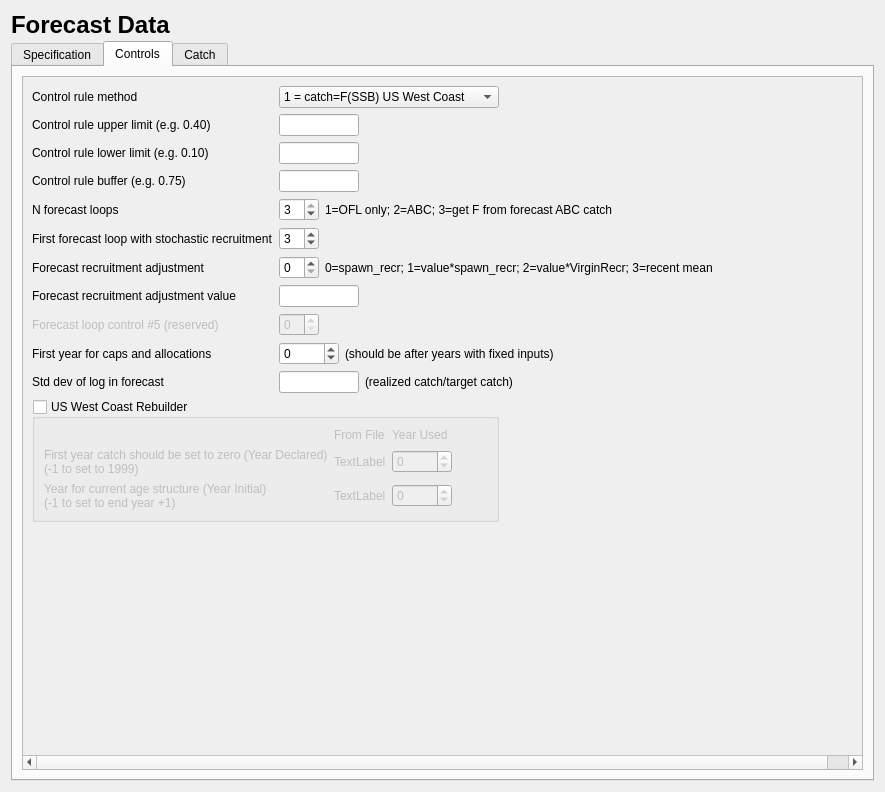
This is src/forecast_widget.ui in nmfs-ost/ss3-ssi as Qt 5 draws it before an edit. The edited form follows.
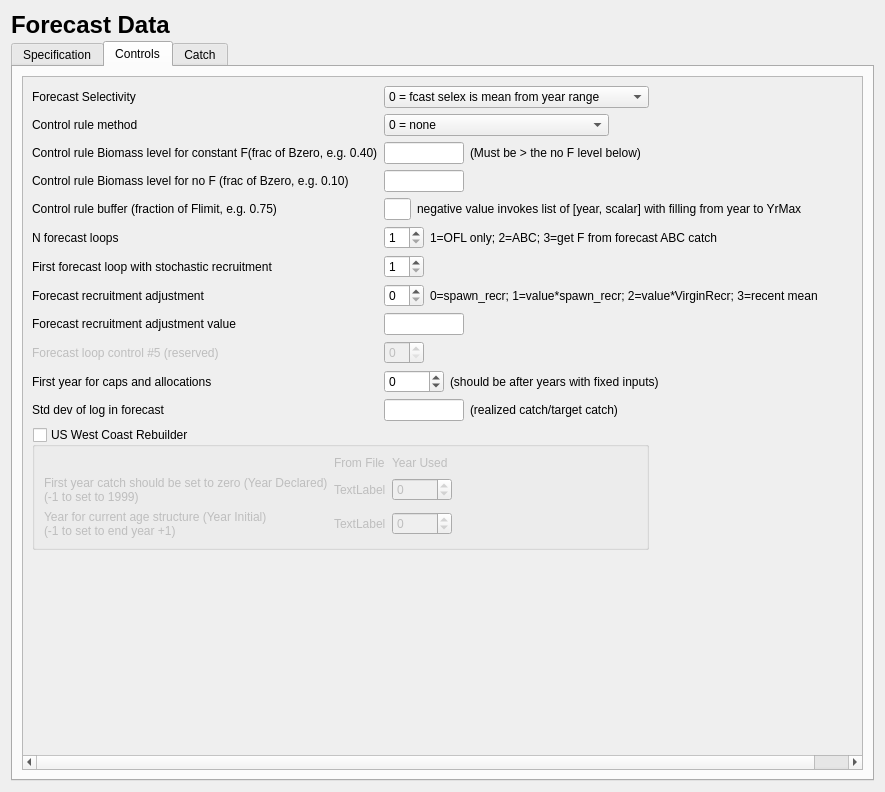
This is the edited form. The open tabs and pages were chosen to show the change. Icons and pictures are not drawn.

```diff
--- a/src/forecast_widget.ui
+++ b/src/forecast_widget.ui
@@ -1290,41 +1290,101 @@
            <rect>
             <x>0</x>
             <y>0</y>
-            <width>1119</width>
-            <height>612</height>
+            <width>1051</width>
+            <height>639</height>
            </rect>
           </property>
           <layout class="QVBoxLayout" name="verticalLayout_3">
            <item>
             <layout class="QGridLayout" name="gridLayout_controls">
-             <item row="6" column="2" colspan="5">
-              <widget class="QLabel" name="label_4">
+             <item row="10" column="0">
+              <widget class="QLabel" name="label_first_caps_yr">
                <property name="text">
-                <string>0=spawn_recr; 1=value*spawn_recr; 2=value*VirginRecr; 3=recent mean</string>
+                <string>First year for caps and allocations</string>
                </property>
               </widget>
              </item>
-             <item row="7" column="0">
+             <item row="5" column="1">
+              <widget class="QSpinBox" name="spinBox_num_forecast_loops">
+               <property name="maximumSize">
+                <size>
+                 <width>40</width>
+                 <height>16777215</height>
+                </size>
+               </property>
+               <property name="minimum">
+                <number>1</number>
+               </property>
+               <property name="maximum">
+                <number>3</number>
+               </property>
+               <property name="value">
+                <number>1</number>
+               </property>
+              </widget>
+             </item>
+             <item row="8" column="0">
               <widget class="QLabel" name="label_fcast_recr_adj_value">
                <property name="text">
                 <string>Forecast recruitment adjustment value</string>
                </property>
               </widget>
              </item>
-             <item row="7" column="1" colspan="4">
-              <layout class="QHBoxLayout" name="horizontalLayout_fcast_recr_adj_value">
+             <item row="9" column="0">
+              <widget class="QLabel" name="label_fcast_loops_5">
+               <property name="enabled">
+                <bool>false</bool>
+               </property>
+               <property name="text">
+                <string>Forecast loop control #5 (reserved)</string>
+               </property>
+              </widget>
+             </item>
+             <item row="1" column="1" colspan="4">
+              <layout class="QHBoxLayout" name="horizontalLayout">
                <item>
-                <widget class="QLineEdit" name="lineEdit_fcast_recr_adj_value">
-                 <property name="maximumSize">
+                <widget class="QComboBox" name="comboBox_control_rule">
+                 <property name="sizePolicy">
+                  <sizepolicy hsizetype="Preferred" vsizetype="Fixed">
+                   <horstretch>1</horstretch>
+                   <verstretch>1</verstretch>
+                  </sizepolicy>
+                 </property>
+                 <property name="minimumSize">
                   <size>
-                   <width>80</width>
-                   <height>16777215</height>
+                   <width>220</width>
+                   <height>22</height>
                   </size>
                  </property>
+                 <item>
+                  <property name="text">
+                   <string>0 = none</string>
+                  </property>
+                 </item>
+                 <item>
+                  <property name="text">
+                   <string>1 = catch=f(SSB), buffer on F</string>
+                  </property>
+                 </item>
+                 <item>
+                  <property name="text">
+                   <string>2 = F=f(SSB), buffer of F</string>
+                  </property>
+                 </item>
+                 <item>
+                  <property name="text">
+                   <string>3 = catch=f(SSB), buffer on catch</string>
+                  </property>
+                 </item>
+                 <item>
+                  <property name="text">
+                   <string>4 = F=f(SSB), buffer on catch</string>
+                  </property>
+                 </item>
                 </widget>
                </item>
                <item>
-                <spacer name="horizontalSpacer__fcast_recr_adj_value">
+                <spacer name="horizontalSpacer_11">
                  <property name="orientation">
                   <enum>Qt::Horizontal</enum>
                  </property>
@@ -1338,7 +1398,28 @@
                </item>
               </layout>
              </item>
-             <item row="9" column="1" colspan="5">
+             <item row="2" column="0">
+              <widget class="QLabel" name="label_ctl_rule_const_F">
+               <property name="text">
+                <string>Control rule Biomass level for constant F(frac of Bzero, e.g. 0.40)</string>
+               </property>
+              </widget>
+             </item>
+             <item row="7" column="2" colspan="5">
+              <widget class="QLabel" name="label_fcast_recr_adjust_info">
+               <property name="text">
+                <string>0=spawn_recr; 1=value*spawn_recr; 2=value*VirginRecr; 3=recent mean</string>
+               </property>
+              </widget>
+             </item>
+             <item row="11" column="0">
+              <widget class="QLabel" name="label_log_sd">
+               <property name="text">
+                <string>Std dev of log in forecast</string>
+               </property>
+              </widget>
+             </item>
+             <item row="10" column="1" colspan="5">
               <layout class="QHBoxLayout" name="horizontalLayout_6">
                <item>
                 <widget class="QSpinBox" name="spinBox_first_caps_yr">
@@ -1384,14 +1465,7 @@
                </item>
               </layout>
              </item>
-             <item row="4" column="2" colspan="5">
-              <widget class="QLabel" name="label_5">
-               <property name="text">
-                <string>1=OFL only; 2=ABC; 3=get F from forecast ABC catch</string>
-               </property>
-              </widget>
-             </item>
-             <item row="6" column="1">
+             <item row="7" column="1">
               <widget class="QSpinBox" name="spinBox_fcast_recr_adjust">
                <property name="enabled">
                 <bool>true</bool>
@@ -1407,7 +1481,36 @@
                </property>
               </widget>
              </item>
-             <item row="5" column="1">
+             <item row="1" column="6">
+              <spacer name="horizontalSpacer_5">
+               <property name="orientation">
+                <enum>Qt::Horizontal</enum>
+               </property>
+               <property name="sizeHint" stdset="0">
+                <size>
+                 <width>40</width>
+                 <height>20</height>
+                </size>
+               </property>
+              </spacer>
+             </item>
+             <item row="9" column="1">
+              <widget class="QSpinBox" name="spinBox_fcast_loops_5">
+               <property name="enabled">
+                <bool>false</bool>
+               </property>
+               <property name="maximumSize">
+                <size>
+                 <width>40</width>
+                 <height>16777215</height>
+                </size>
+               </property>
+               <property name="maximum">
+                <number>9</number>
+               </property>
+              </widget>
+             </item>
+             <item row="6" column="1">
               <widget class="QSpinBox" name="spinBox_first_loop">
                <property name="maximumSize">
                 <size>
@@ -1422,65 +1525,19 @@
                 <number>9</number>
                </property>
                <property name="value">
-                <number>3</number>
-               </property>
-              </widget>
-             </item>
-             <item row="4" column="1">
-              <widget class="QSpinBox" name="spinBox_num_forecast_loops">
-               <property name="maximumSize">
-                <size>
-                 <width>40</width>
-                 <height>16777215</height>
-                </size>
-               </property>
-               <property name="minimum">
                 <number>1</number>
                </property>
-               <property name="maximum">
-                <number>3</number>
-               </property>
-               <property name="value">
-                <number>3</number>
-               </property>
               </widget>
              </item>
-             <item row="0" column="0">
-              <widget class="QLabel" name="label_control_rule">
-               <property name="minimumSize">
-                <size>
-                 <width>0</width>
-                 <height>22</height>
-                </size>
-               </property>
+             <item row="5" column="2" colspan="5">
+              <widget class="QLabel" name="label_num_forecast_loops_info">
                <property name="text">
-                <string>Control rule method</string>
-               </property>
-              </widget>
-             </item>
-             <item row="1" column="0">
-              <widget class="QLabel" name="label_ctl_rule_const_F">
-               <property name="text">
-                <string>Control rule upper limit (e.g. 0.40)</string>
-               </property>
-              </widget>
-             </item>
-             <item row="2" column="0">
-              <widget class="QLabel" name="label_ctl_rule_no_F">
-               <property name="text">
-                <string>Control rule lower limit (e.g. 0.10)</string>
-               </property>
-              </widget>
-             </item>
-             <item row="9" column="0">
-              <widget class="QLabel" name="label_first_caps_yr">
-               <property name="text">
-                <string>First year for caps and allocations</string>
+                <string>1=OFL only; 2=ABC; 3=get F from forecast ABC catch</string>
                </property>
               </widget>
              </item>
              <item row="4" column="0">
-              <widget class="QLabel" name="label_num_forecast_loops">
+              <widget class="QLabel" name="label_ctl_tgt_as_fraction">
                <property name="minimumSize">
                 <size>
                  <width>0</width>
@@ -1488,31 +1545,11 @@
                 </size>
                </property>
                <property name="text">
-                <string>N forecast loops</string>
+                <string>Control rule buffer (fraction of Flimit, e.g. 0.75)</string>
                </property>
               </widget>
              </item>
-             <item row="5" column="0">
-              <widget class="QLabel" name="label_first_loop">
-               <property name="minimumSize">
-                <size>
-                 <width>0</width>
-                 <height>22</height>
-                </size>
-               </property>
-               <property name="text">
-                <string>First forecast loop with stochastic recruitment</string>
-               </property>
-              </widget>
-             </item>
-             <item row="10" column="0">
-              <widget class="QLabel" name="label_log_sd">
-               <property name="text">
-                <string>Std dev of log in forecast</string>
-               </property>
-              </widget>
-             </item>
-             <item row="6" column="0">
+             <item row="7" column="0">
               <widget class="QLabel" name="label_fcast_recr_adjust">
                <property name="enabled">
                 <bool>true</bool>
@@ -1528,102 +1565,7 @@
                </property>
               </widget>
              </item>
-             <item row="3" column="0">
-              <widget class="QLabel" name="label_ctl_tgt_as_fraction">
-               <property name="minimumSize">
-                <size>
-                 <width>0</width>
-                 <height>22</height>
-                </size>
-               </property>
-               <property name="text">
-                <string>Control rule buffer (e.g. 0.75)</string>
-               </property>
-              </widget>
-             </item>
-             <item row="0" column="5">
-              <spacer name="horizontalSpacer_28">
-               <property name="orientation">
-                <enum>Qt::Horizontal</enum>
-               </property>
-               <property name="sizeHint" stdset="0">
-                <size>
-                 <width>40</width>
-                 <height>20</height>
-                </size>
-               </property>
-              </spacer>
-             </item>
-             <item row="0" column="6">
-              <spacer name="horizontalSpacer_5">
-               <property name="orientation">
-                <enum>Qt::Horizontal</enum>
-               </property>
-               <property name="sizeHint" stdset="0">
-                <size>
-                 <width>40</width>
-                 <height>20</height>
-                </size>
-               </property>
-              </spacer>
-             </item>
-             <item row="0" column="7">
-              <spacer name="horizontalSpacer_26">
-               <property name="orientation">
-                <enum>Qt::Horizontal</enum>
-               </property>
-               <property name="sizeHint" stdset="0">
-                <size>
-                 <width>40</width>
-                 <height>20</height>
-                </size>
-               </property>
-              </spacer>
-             </item>
-             <item row="0" column="1" colspan="4">
-              <layout class="QHBoxLayout" name="horizontalLayout">
-               <item>
-                <widget class="QComboBox" name="comboBox_control_rule">
-                 <property name="sizePolicy">
-                  <sizepolicy hsizetype="Preferred" vsizetype="Fixed">
-                   <horstretch>1</horstretch>
-                   <verstretch>1</verstretch>
-                  </sizepolicy>
-                 </property>
-                 <property name="minimumSize">
-                  <size>
-                   <width>220</width>
-                   <height>22</height>
-                  </size>
-                 </property>
-                 <item>
-                  <property name="text">
-                   <string>1 = catch=F(SSB) US West Coast</string>
-                  </property>
-                 </item>
-                 <item>
-                  <property name="text">
-                   <string>2 = F = F(SSB)</string>
-                  </property>
-                 </item>
-                </widget>
-               </item>
-               <item>
-                <spacer name="horizontalSpacer_11">
-                 <property name="orientation">
-                  <enum>Qt::Horizontal</enum>
-                 </property>
-                 <property name="sizeHint" stdset="0">
-                  <size>
-                   <width>40</width>
-                   <height>20</height>
-                  </size>
-                 </property>
-                </spacer>
-               </item>
-              </layout>
-             </item>
-             <item row="3" column="1" colspan="4">
+             <item row="4" column="1" colspan="5">
               <layout class="QHBoxLayout" name="horizontalLayout_ctrl_rule_buffer">
                <item>
                 <widget class="QLineEdit" name="lineEdit_ctl_tgt_as_fraction">
@@ -1635,6 +1577,13 @@
                  </property>
                 </widget>
                </item>
+               <item>
+                <widget class="QLabel" name="label_ctl_tgt_as_fraction_info">
+                 <property name="text">
+                  <string>negative value invokes list of [year, scalar] with filling from year to YrMax</string>
+                 </property>
+                </widget>
+               </item>
                <item>
                 <spacer name="horizontalSpacer_ctrl_rule_buffer">
                  <property name="orientation">
@@ -1650,95 +1599,7 @@
                </item>
               </layout>
              </item>
-             <item row="2" column="1" colspan="4">
-              <layout class="QHBoxLayout" name="horizontalLayout_ctrl_rule_lwr">
-               <item>
-                <widget class="QLineEdit" name="lineEdit_ctl_rule_no_F">
-                 <property name="maximumSize">
-                  <size>
-                   <width>80</width>
-                   <height>16777215</height>
-                  </size>
-                 </property>
-                </widget>
-               </item>
-               <item>
-                <spacer name="horizontalSpacer_ctrl_rule_lwr">
-                 <property name="orientation">
-                  <enum>Qt::Horizontal</enum>
-                 </property>
-                 <property name="sizeHint" stdset="0">
-                  <size>
-                   <width>40</width>
-                   <height>20</height>
-                  </size>
-                 </property>
-                </spacer>
-               </item>
-              </layout>
-             </item>
-             <item row="1" column="1" colspan="4">
-              <layout class="QHBoxLayout" name="horizontalLayout_ctrl_rule_upr">
-               <item>
-                <widget class="QLineEdit" name="lineEdit_ctl_rule_const_F">
-                 <property name="maximumSize">
-                  <size>
-                   <width>80</width>
-                   <height>16777215</height>
-                  </size>
-                 </property>
-                </widget>
-               </item>
-               <item>
-                <spacer name="horizontalSpacer_ctrl_rule_upr">
-                 <property name="orientation">
-                  <enum>Qt::Horizontal</enum>
-                 </property>
-                 <property name="sizeHint" stdset="0">
-                  <size>
-                   <width>40</width>
-                   <height>20</height>
-                  </size>
-                 </property>
-                </spacer>
-               </item>
-              </layout>
-             </item>
-             <item row="10" column="1" colspan="5">
-              <layout class="QHBoxLayout" name="horizontalLayout_ctrl_std_dev_log">
-               <item>
-                <widget class="QLineEdit" name="lineEdit_log_sd">
-                 <property name="maximumSize">
-                  <size>
-                   <width>80</width>
-                   <height>16777215</height>
-                  </size>
-                 </property>
-                </widget>
-               </item>
-               <item>
-                <widget class="QLabel" name="label_6">
-                 <property name="text">
-                  <string>(realized catch/target catch)</string>
-                 </property>
-                </widget>
-               </item>
-               <item>
-                <spacer name="horizontalSpacer_ctrl_std_dev_log">
-                 <property name="orientation">
-                  <enum>Qt::Horizontal</enum>
-                 </property>
-                 <property name="sizeHint" stdset="0">
-                  <size>
-                   <width>40</width>
-                   <height>20</height>
-                  </size>
-                 </property>
-                </spacer>
-               </item>
-              </layout>
-             </item>
-             <item row="11" column="0" colspan="5">
+             <item row="12" column="0" colspan="5">
               <widget class="QGroupBox" name="groupBox_rebuilder">
                <property name="title">
                 <string>US West Coast Rebuilder</string>
@@ -1870,7 +1731,41 @@
                </layout>
               </widget>
              </item>
-             <item row="12" column="0">
+             <item row="2" column="1" colspan="5">
+              <layout class="QHBoxLayout" name="horizontalLayout_ctrl_rule_upr">
+               <item>
+                <widget class="QLineEdit" name="lineEdit_ctl_rule_const_F">
+                 <property name="maximumSize">
+                  <size>
+                   <width>80</width>
+                   <height>16777215</height>
+                  </size>
+                 </property>
+                </widget>
+               </item>
+               <item>
+                <widget class="QLabel" name="label_ctl_rule_const_F_info">
+                 <property name="text">
+                  <string>(Must be &gt; the no F level below)</string>
+                 </property>
+                </widget>
+               </item>
+               <item>
+                <spacer name="horizontalSpacer_ctrl_rule_upr">
+                 <property name="orientation">
+                  <enum>Qt::Horizontal</enum>
+                 </property>
+                 <property name="sizeHint" stdset="0">
+                  <size>
+                   <width>40</width>
+                   <height>20</height>
+                  </size>
+                 </property>
+                </spacer>
+               </item>
+              </layout>
+             </item>
+             <item row="13" column="0">
               <spacer name="verticalSpacer_controls">
                <property name="orientation">
                 <enum>Qt::Vertical</enum>
@@ -1883,30 +1778,185 @@
                </property>
               </spacer>
              </item>
-             <item row="8" column="0">
-              <widget class="QLabel" name="label_fcast_loops_5">
-               <property name="enabled">
-                <bool>false</bool>
+             <item row="5" column="0">
+              <widget class="QLabel" name="label_num_forecast_loops">
+               <property name="minimumSize">
+                <size>
+                 <width>0</width>
+                 <height>22</height>
+                </size>
                </property>
                <property name="text">
-                <string>Forecast loop control #5 (reserved)</string>
+                <string>N forecast loops</string>
                </property>
               </widget>
              </item>
-             <item row="8" column="1">
-              <widget class="QSpinBox" name="spinBox_fcast_loops_5">
-               <property name="enabled">
-                <bool>false</bool>
+             <item row="3" column="0">
+              <widget class="QLabel" name="label_ctl_rule_no_F">
+               <property name="text">
+                <string>Control rule Biomass level for no F (frac of Bzero, e.g. 0.10)</string>
                </property>
-               <property name="maximumSize">
+              </widget>
+             </item>
+             <item row="8" column="1" colspan="4">
+              <layout class="QHBoxLayout" name="horizontalLayout_fcast_recr_adj_value">
+               <item>
+                <widget class="QLineEdit" name="lineEdit_fcast_recr_adj_value">
+                 <property name="maximumSize">
+                  <size>
+                   <width>80</width>
+                   <height>16777215</height>
+                  </size>
+                 </property>
+                </widget>
+               </item>
+               <item>
+                <spacer name="horizontalSpacer__fcast_recr_adj_value">
+                 <property name="orientation">
+                  <enum>Qt::Horizontal</enum>
+                 </property>
+                 <property name="sizeHint" stdset="0">
+                  <size>
+                   <width>40</width>
+                   <height>20</height>
+                  </size>
+                 </property>
+                </spacer>
+               </item>
+              </layout>
+             </item>
+             <item row="1" column="0">
+              <widget class="QLabel" name="label_control_rule">
+               <property name="minimumSize">
                 <size>
+                 <width>0</width>
+                 <height>22</height>
+                </size>
+               </property>
+               <property name="text">
+                <string>Control rule method</string>
+               </property>
+              </widget>
+             </item>
+             <item row="1" column="5">
+              <spacer name="horizontalSpacer_28">
+               <property name="orientation">
+                <enum>Qt::Horizontal</enum>
+               </property>
+               <property name="sizeHint" stdset="0">
+                <size>
                  <width>40</width>
-                 <height>16777215</height>
+                 <height>20</height>
                 </size>
                </property>
-               <property name="maximum">
-                <number>9</number>
+              </spacer>
+             </item>
+             <item row="11" column="1" colspan="5">
+              <layout class="QHBoxLayout" name="horizontalLayout_ctrl_std_dev_log">
+               <item>
+                <widget class="QLineEdit" name="lineEdit_log_sd">
+                 <property name="maximumSize">
+                  <size>
+                   <width>80</width>
+                   <height>16777215</height>
+                  </size>
+                 </property>
+                </widget>
+               </item>
+               <item>
+                <widget class="QLabel" name="label_log_sd_info">
+                 <property name="text">
+                  <string>(realized catch/target catch)</string>
+                 </property>
+                </widget>
+               </item>
+               <item>
+                <spacer name="horizontalSpacer_ctrl_std_dev_log">
+                 <property name="orientation">
+                  <enum>Qt::Horizontal</enum>
+                 </property>
+                 <property name="sizeHint" stdset="0">
+                  <size>
+                   <width>40</width>
+                   <height>20</height>
+                  </size>
+                 </property>
+                </spacer>
+               </item>
+              </layout>
+             </item>
+             <item row="6" column="0">
+              <widget class="QLabel" name="label_first_loop">
+               <property name="minimumSize">
+                <size>
+                 <width>0</width>
+                 <height>22</height>
+                </size>
                </property>
+               <property name="text">
+                <string>First forecast loop with stochastic recruitment</string>
+               </property>
+              </widget>
+             </item>
+             <item row="3" column="1" colspan="4">
+              <layout class="QHBoxLayout" name="horizontalLayout_ctrl_rule_lwr">
+               <item>
+                <widget class="QLineEdit" name="lineEdit_ctl_rule_no_F">
+                 <property name="maximumSize">
+                  <size>
+                   <width>80</width>
+                   <height>16777215</height>
+                  </size>
+                 </property>
+                </widget>
+               </item>
+               <item>
+                <spacer name="horizontalSpacer_ctrl_rule_lwr">
+                 <property name="orientation">
+                  <enum>Qt::Horizontal</enum>
+                 </property>
+                 <property name="sizeHint" stdset="0">
+                  <size>
+                   <width>40</width>
+                   <height>20</height>
+                  </size>
+                 </property>
+                </spacer>
+               </item>
+              </layout>
+             </item>
+             <item row="1" column="7">
+              <spacer name="horizontalSpacer_26">
+               <property name="orientation">
+                <enum>Qt::Horizontal</enum>
+               </property>
+               <property name="sizeHint" stdset="0">
+                <size>
+                 <width>40</width>
+                 <height>20</height>
+                </size>
+               </property>
+              </spacer>
+             </item>
+             <item row="0" column="0">
+              <widget class="QLabel" name="label_fcast_selex">
+               <property name="text">
+                <string>Forecast Selectivity</string>
+               </property>
+              </widget>
+             </item>
+             <item row="0" column="1" colspan="4">
+              <widget class="QComboBox" name="comboBox_fcast_selex">
+               <item>
+                <property name="text">
+                 <string>0 = fcast selex is mean from year range</string>
+                </property>
+               </item>
+               <item>
+                <property name="text">
+                 <string>1 = fcast selex from annual time-vary parms</string>
+                </property>
+               </item>
               </widget>
              </item>
             </layout>
```
Left out of the diff: 35 changed lines with no effect on the pictures.
